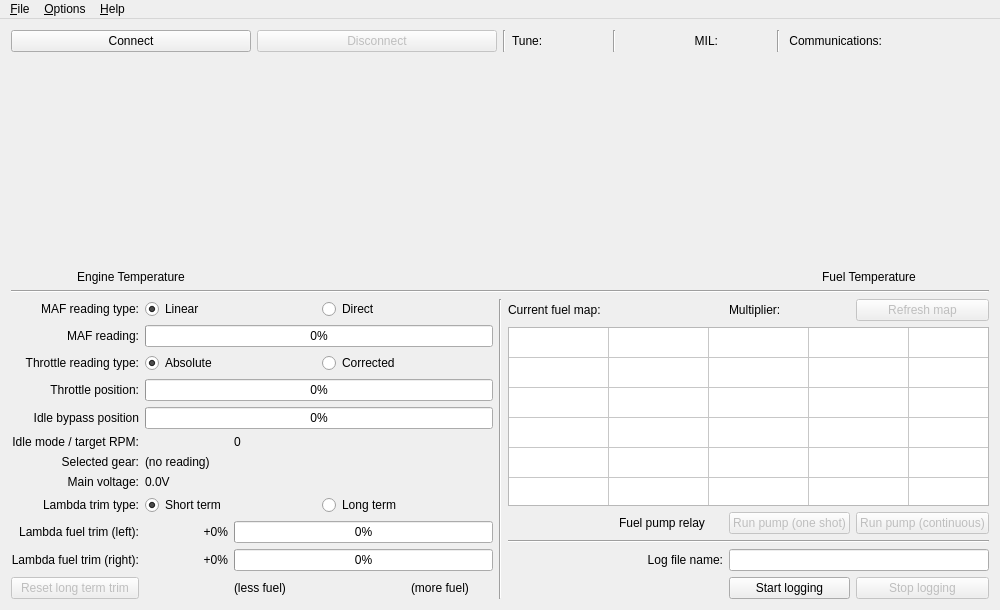
Qt form mainwindow.ui (colinbourassa/rovergauge) before a commit.
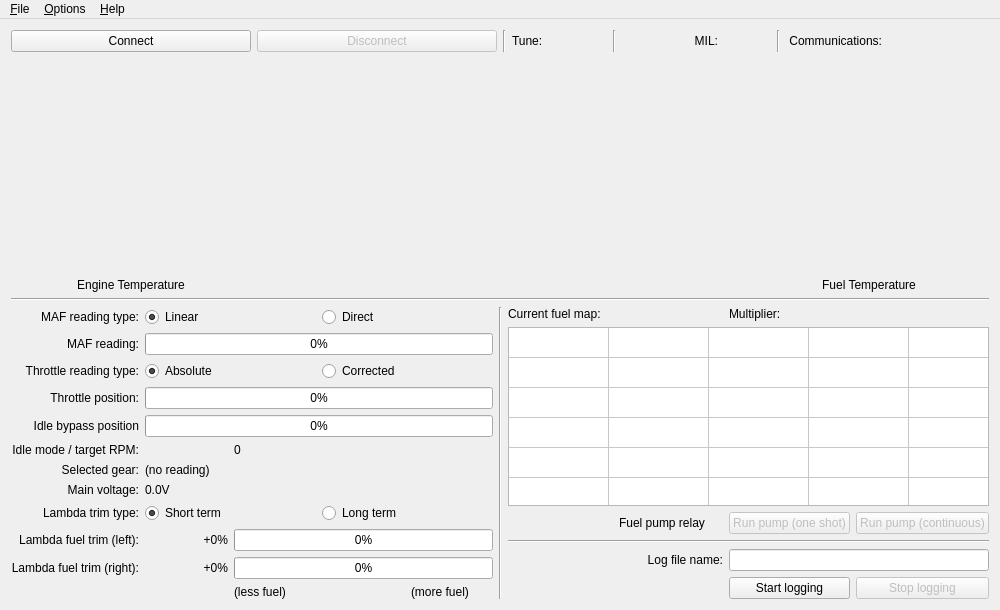
The same form after that commit. Custom widgets are drawn as their Qt base class.

Commit message: Remove long-term-lambda reset button and refresh-fuel-map button, as I'm not sure that these will actually behave as expected

Patch:
```diff
--- a/mainwindow.ui
+++ b/mainwindow.ui
@@ -392,16 +392,6 @@
             </property>
            </widget>
           </item>
-          <item row="11" column="0">
-           <widget class="QPushButton" name="m_resetLongTermTrimButton">
-            <property name="enabled">
-             <bool>false</bool>
-            </property>
-            <property name="text">
-             <string>Reset long term trim</string>
-            </property>
-           </widget>
-          </item>
           <item row="11" column="4">
            <widget class="QLabel" name="m_lambdaTrimHighLimitLabel">
             <property name="text">
@@ -493,16 +483,6 @@
             </property>
            </widget>
           </item>
-          <item row="0" column="3">
-           <widget class="QPushButton" name="m_refreshMapButton">
-            <property name="enabled">
-             <bool>false</bool>
-            </property>
-            <property name="text">
-             <string>Refresh map</string>
-            </property>
-           </widget>
-          </item>
           <item row="1" column="0" colspan="4">
            <widget class="QTableWidget" name="m_fuelMapDisplay">
             <property name="verticalScrollBarPolicy">
```
Left out of the diff: 2 changed lines with no effect on the pictures. The commit also changes 2 other files.
